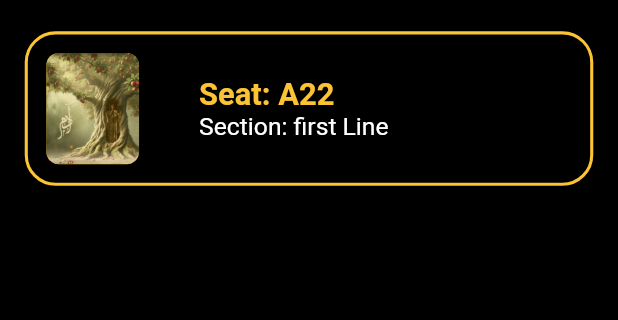
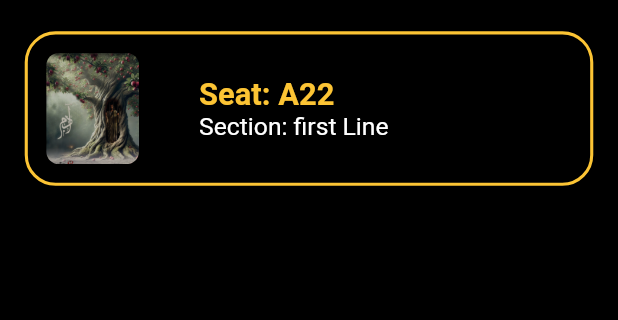
Before and after one commit to Kirollosmedhat1/ticket-booking, a Flutter app: the MyTicketsPage screen opened by its route, on a phone screen of 412 x 824 dp, the part 65-385 px from its top. Run offline on Flutter 3.47's test engine with Material 3 defaults, Android fonts, the phone set to English and light mode, and no system bars; our stand-ins replace cloud_firestore, firebase_auth, firebase_core, font_awesome_flutter, get, get_storage and 2 more; accounts and stored records are empty.

```diff
--- a/lib/views/widgets/seat_card.dart
+++ b/lib/views/widgets/seat_card.dart
@@ -83,7 +83,6 @@ class _SeatCardState extends State<SeatCard> {
             width: screenWidth * 0.15,
             decoration: BoxDecoration(
               borderRadius: BorderRadius.circular(screenhight * 0.01),
-              color: Colors.amber,
               image: DecorationImage(
                 image: AssetImage("assets/images/card_image.png"),
                 fit: BoxFit.cover,
--- a/lib/views/widgets/tickets_card.dart
+++ b/lib/views/widgets/tickets_card.dart
@@ -33,7 +33,6 @@ class TicketsCard extends StatelessWidget {
               width: screenWidth * 0.15,
               decoration: BoxDecoration(
                 borderRadius: BorderRadius.circular(screenhight * 0.01),
-                color: Colors.amber,
                 image: DecorationImage(
                   image: AssetImage("assets/images/card_image.png"),
                   fit: BoxFit.cover,
```
